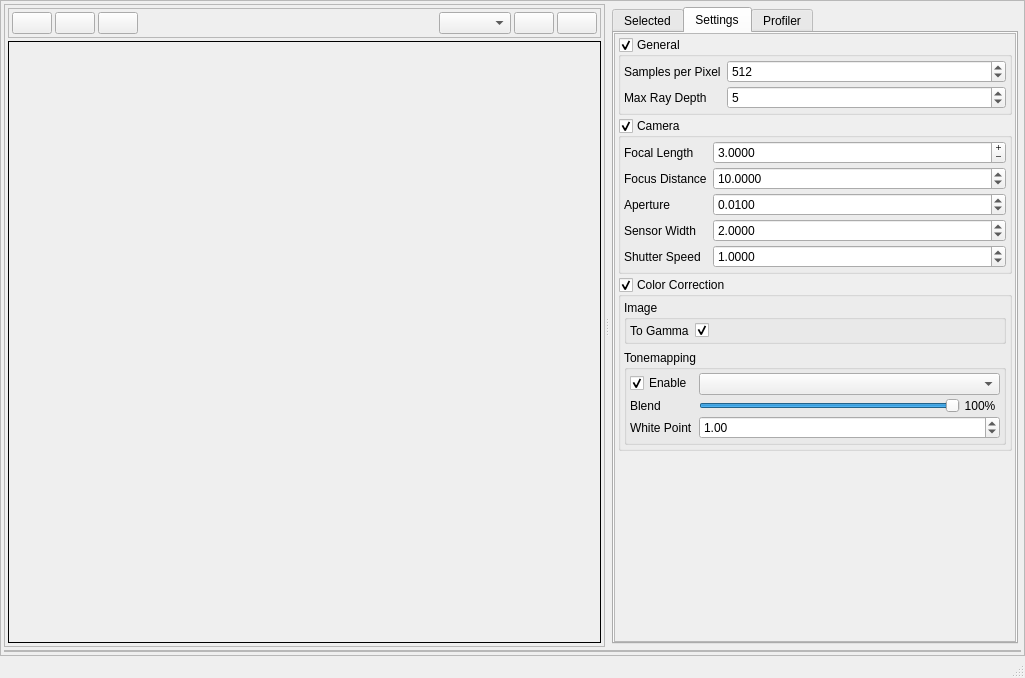
Before: the Qt Designer form nectar_render/gui/resource/mainwidget.ui in ZacharyBork/NectarRender, drawn with Qt 5.
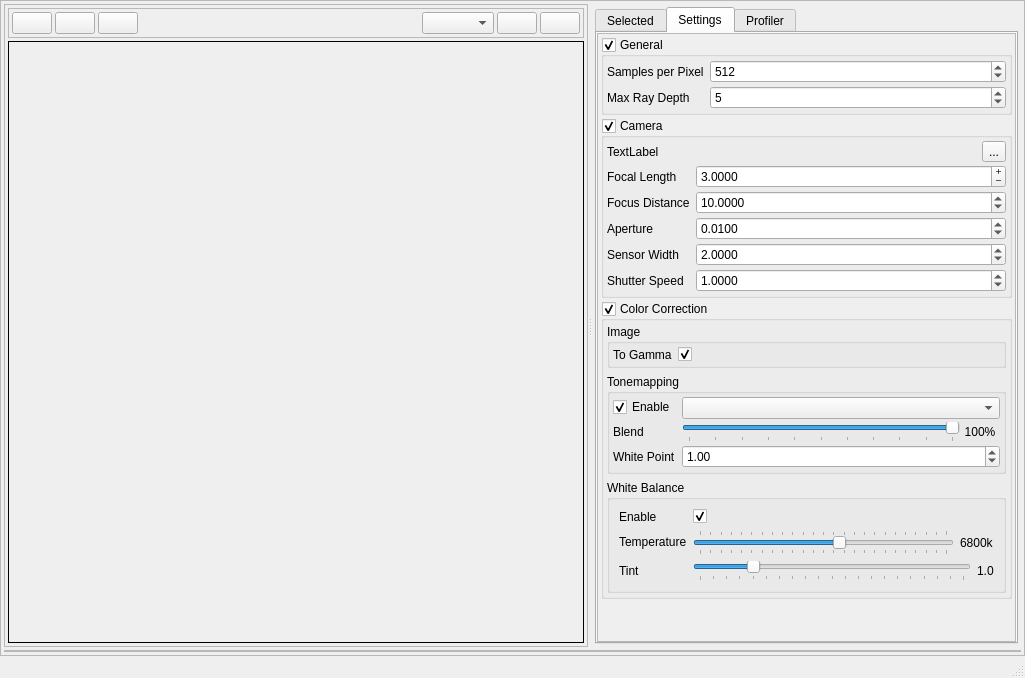
After: the same form once the commit is applied.

The edit to the form file:
```diff
--- a/nectar_render/gui/resource/mainwidget.ui
+++ b/nectar_render/gui/resource/mainwidget.ui
@@ -388,8 +388,8 @@
                    <rect>
                     <x>0</x>
                     <y>0</y>
-                    <width>385</width>
-                    <height>603</height>
+                    <width>402</width>
+                    <height>636</height>
                    </rect>
                   </property>
                   <layout class="QVBoxLayout" name="verticalLayout_7">
@@ -502,14 +502,14 @@
                       <property name="bottomMargin">
                        <number>3</number>
                       </property>
-                      <item row="0" column="0">
+                      <item row="1" column="0">
                        <widget class="QLabel" name="label">
                         <property name="text">
                          <string>Focal Length</string>
                         </property>
                        </widget>
                       </item>
-                      <item row="0" column="1">
+                      <item row="1" column="1">
                        <widget class="QDoubleSpinBox" name="focal_length">
                         <property name="frame">
                          <bool>true</bool>
@@ -531,35 +531,14 @@
                         </property>
                        </widget>
                       </item>
-                      <item row="1" column="0">
+                      <item row="2" column="0">
                        <widget class="QLabel" name="label_2">
                         <property name="text">
                          <string>Focus Distance</string>
                         </property>
                        </widget>
                       </item>
-                      <item row="2" column="0">
-                       <widget class="QLabel" name="label_3">
-                        <property name="text">
-                         <string>Aperture</string>
-                        </property>
-                       </widget>
-                      </item>
-                      <item row="3" column="0">
-                       <widget class="QLabel" name="label_4">
-                        <property name="text">
-                         <string>Sensor Width</string>
-                        </property>
-                       </widget>
-                      </item>
-                      <item row="4" column="0">
-                       <widget class="QLabel" name="label_5">
-                        <property name="text">
-                         <string>Shutter Speed</string>
-                        </property>
-                       </widget>
-                      </item>
-                      <item row="1" column="1">
+                      <item row="2" column="1">
                        <widget class="QDoubleSpinBox" name="focus_distance">
                         <property name="decimals">
                          <number>4</number>
@@ -575,26 +554,40 @@
                         </property>
                        </widget>
                       </item>
-                      <item row="2" column="1">
-                       <widget class="QDoubleSpinBox" name="aperture">
-                        <property name="decimals">
-                         <number>4</number>
-                        </property>
-                        <property name="minimum">
-                         <double>0.000100000000000</double>
-                        </property>
-                        <property name="maximum">
-                         <double>1024.000000000000000</double>
-                        </property>
-                        <property name="singleStep">
-                         <double>0.010000000000000</double>
-                        </property>
-                        <property name="value">
-                         <double>0.010000000000000</double>
+                      <item row="3" column="0">
+                       <widget class="QLabel" name="label_3">
+                        <property name="text">
+                         <string>Aperture</string>
                         </property>
                        </widget>
                       </item>
                       <item row="3" column="1">
+                       <widget class="QDoubleSpinBox" name="aperture">
+                        <property name="decimals">
+                         <number>4</number>
+                        </property>
+                        <property name="minimum">
+                         <double>0.000100000000000</double>
+                        </property>
+                        <property name="maximum">
+                         <double>1024.000000000000000</double>
+                        </property>
+                        <property name="singleStep">
+                         <double>0.010000000000000</double>
+                        </property>
+                        <property name="value">
+                         <double>0.010000000000000</double>
+                        </property>
+                       </widget>
+                      </item>
+                      <item row="4" column="0">
+                       <widget class="QLabel" name="label_4">
+                        <property name="text">
+                         <string>Sensor Width</string>
+                        </property>
+                       </widget>
+                      </item>
+                      <item row="4" column="1">
                        <widget class="QDoubleSpinBox" name="sensor_width">
                         <property name="decimals">
                          <number>4</number>
@@ -613,7 +606,14 @@
                         </property>
                        </widget>
                       </item>
-                      <item row="4" column="1">
+                      <item row="5" column="0">
+                       <widget class="QLabel" name="label_5">
+                        <property name="text">
+                         <string>Shutter Speed</string>
+                        </property>
+                       </widget>
+                      </item>
+                      <item row="5" column="1">
                        <widget class="QDoubleSpinBox" name="shutter_speed">
                         <property name="decimals">
                          <number>4</number>
@@ -632,6 +632,37 @@
                         </property>
                        </widget>
                       </item>
+                      <item row="0" column="1">
+                       <layout class="QHBoxLayout" name="horizontalLayout_6">
+                        <item>
+                         <spacer name="horizontalSpacer_2">
+                          <property name="orientation">
+                           <enum>Qt::Horizontal</enum>
+                          </property>
+                          <property name="sizeHint" stdset="0">
+                           <size>
+                            <width>40</width>
+                            <height>20</height>
+                           </size>
+                          </property>
+                         </spacer>
+                        </item>
+                        <item>
+                         <widget class="QToolButton" name="lock_camera">
+                          <property name="text">
+                           <string>...</string>
+                          </property>
+                         </widget>
+                        </item>
+                       </layout>
+                      </item>
+                      <item row="0" column="0">
+                       <widget class="QLabel" name="label_19">
+                        <property name="text">
+                         <string>TextLabel</string>
+                        </property>
+                       </widget>
+                      </item>
                      </layout>
                     </widget>
                    </item>
@@ -761,6 +792,12 @@
                              <property name="orientation">
                               <enum>Qt::Horizontal</enum>
                              </property>
+                             <property name="tickPosition">
+                              <enum>QSlider::TicksBelow</enum>
+                             </property>
+                             <property name="tickInterval">
+                              <number>10</number>
+                             </property>
                             </widget>
                            </item>
                            <item>
@@ -807,6 +844,112 @@
                         </layout>
                        </widget>
                       </item>
+                      <item>
+                       <widget class="QGroupBox" name="white_balance_settings">
+                        <property name="title">
+                         <string>White Balance</string>
+                        </property>
+                        <layout class="QFormLayout" name="formLayout_7">
+                         <item row="0" column="0">
+                          <widget class="QLabel" name="label_16">
+                           <property name="text">
+                            <string>Enable</string>
+                           </property>
+                          </widget>
+                         </item>
+                         <item row="1" column="0">
+                          <widget class="QLabel" name="label_17">
+                           <property name="text">
+                            <string>Temperature</string>
+                           </property>
+                          </widget>
+                         </item>
+                         <item row="2" column="0">
+                          <widget class="QLabel" name="label_18">
+                           <property name="text">
+                            <string>Tint</string>
+                           </property>
+                          </widget>
+                         </item>
+                         <item row="1" column="1">
+                          <layout class="QHBoxLayout" name="horizontalLayout_4">
+                           <item>
+                            <widget class="QSlider" name="wb_temp">
+                             <property name="minimum">
+                              <number>1</number>
+                             </property>
+                             <property name="maximum">
+                              <number>12000</number>
+                             </property>
+                             <property name="value">
+                              <number>6800</number>
+                             </property>
+                             <property name="orientation">
+                              <enum>Qt::Horizontal</enum>
+                             </property>
+                             <property name="invertedAppearance">
+                              <bool>false</bool>
+                             </property>
+                             <property name="tickPosition">
+                              <enum>QSlider::TicksBothSides</enum>
+                             </property>
+                             <property name="tickInterval">
+                              <number>500</number>
+                             </property>
+                            </widget>
+                           </item>
+                           <item>
+                            <widget class="QLabel" name="wb_temp_label">
+                             <property name="text">
+                              <string>6800k</string>
+                             </property>
+                            </widget>
+                           </item>
+                          </layout>
+                         </item>
+                         <item row="2" column="1">
+                          <layout class="QHBoxLayout" name="horizontalLayout_5">
+                           <item>
+                            <widget class="QSlider" name="wb_tint">
+                             <property name="maximum">
+                              <number>500</number>
+                             </property>
+                             <property name="value">
+                              <number>100</number>
+                             </property>
+                             <property name="orientation">
+                              <enum>Qt::Horizontal</enum>
+                             </property>
+                             <property name="tickPosition">
+                              <enum>QSlider::TicksBelow</enum>
+                             </property>
+                             <property name="tickInterval">
+                              <number>25</number>
+                             </property>
+                            </widget>
+                           </item>
+                           <item>
+                            <widget class="QLabel" name="wb_tint_label">
+                             <property name="text">
+                              <string>1.0</string>
+                             </property>
+                            </widget>
+                           </item>
+                          </layout>
+                         </item>
+                         <item row="0" column="1">
+                          <widget class="QCheckBox" name="enable_white_balance">
+                           <property name="text">
+                            <string/>
+                           </property>
+                           <property name="checked">
+                            <bool>true</bool>
+                           </property>
+                          </widget>
+                         </item>
+                        </layout>
+                       </widget>
+                      </item>
                      </layout>
                     </widget>
                    </item>
```
Left out of the diff: 4 changed lines with no effect on the pictures.
